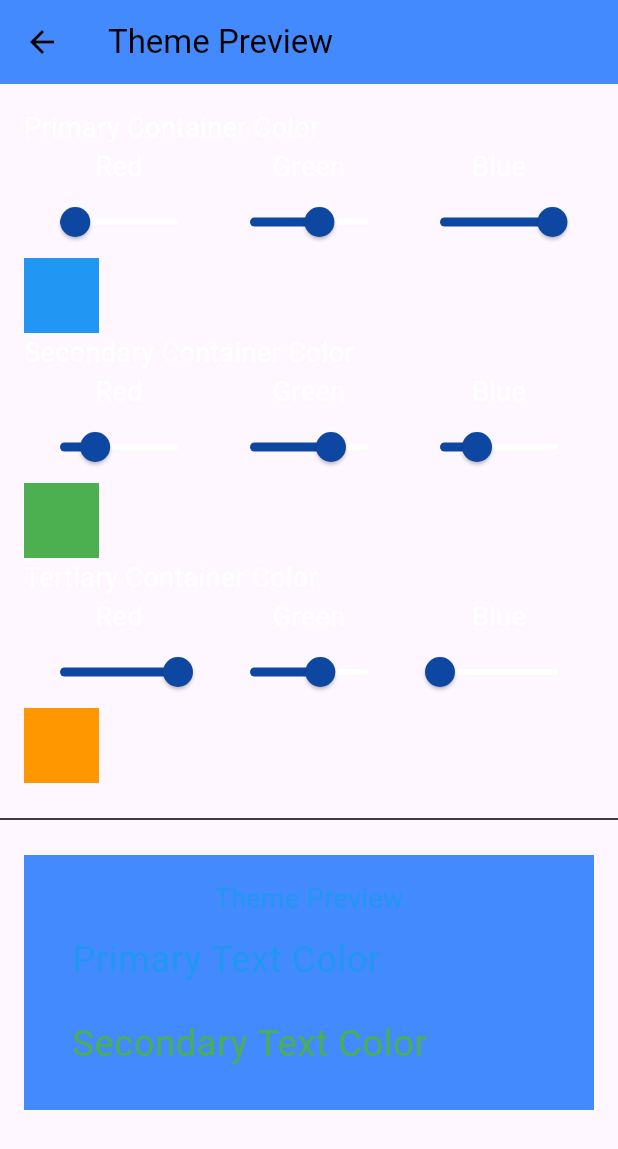
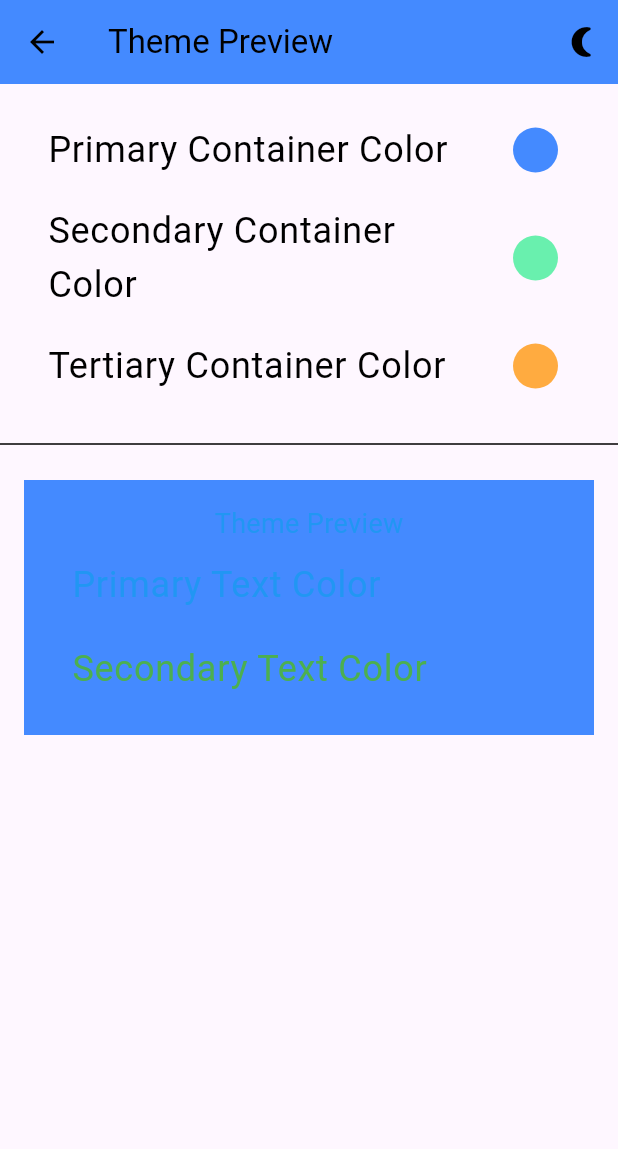
Before and after one commit to JorisHoef/FlutteringNotes, a Flutter app: the ThemeScreen screen opened directly, on a phone screen of 412 x 824 dp. Shown: the top 1149 px of the screen. Run offline on Flutter 3.47's test engine with Material 3 defaults, Android fonts, the phone set to English and light mode, and no system bars; our stand-ins replace flutter_colorpicker; project files that could hold a hidden picture were left out.

Commit message:
add colorpicker, implement a basic example

```diff
--- a/lib/screens/theme_screen.dart
+++ b/lib/screens/theme_screen.dart
@@ -1,5 +1,6 @@
 import 'package:flutter/material.dart';
 import 'package:provider/provider.dart';
+import 'package:flutter_colorpicker/flutter_colorpicker.dart';
 
 import '../themes/theme_manager.dart';
 import '../themes/theme_provider.dart';
@@ -18,12 +19,12 @@ class _ThemeScreenState extends State<ThemeScreen> {
   late Color primaryContainer;
   late Color secondaryContainer;
   late TextTheme textTheme;
+  bool isDarkMode = false; // Flag to toggle between light and dark themes
 
   @override
   void initState() {
     super.initState();
 
-    // Initial theme values
     textTheme = ThemeData.light().textTheme;
     onPrimaryContainer = Colors.blue;
     onSecondaryContainer = Colors.green;
@@ -32,8 +33,13 @@ class _ThemeScreenState extends State<ThemeScreen> {
     primaryContainer = Colors.blueAccent;
     secondaryContainer = Colors.greenAccent;
 
-    // Create the initial theme model
-    currentTheme = ThemeModel(
+    // Set the initial theme based on light or dark mode
+    currentTheme = _buildTheme();
+  }
+
+  // Method to build light or dark theme
+  ThemeModel _buildTheme() {
+    return ThemeModel(
       name: 'Custom Theme',
       lightTheme: ThemeModel.buildLightTheme(
         onPrimaryContainer: onPrimaryContainer,
@@ -56,29 +62,18 @@ class _ThemeScreenState extends State<ThemeScreen> {
     );
   }
 
+  // Update the theme based on the current dark/light mode
   void _updateTheme() {
     setState(() {
-      currentTheme = ThemeModel(
-        name: 'Custom Theme',
-        lightTheme: ThemeModel.buildLightTheme(
-          onPrimaryContainer: onPrimaryContainer,
-          onSecondaryContainer: onSecondaryContainer,
-          onTertiaryContainer: onTertiaryContainer,
-          tertiaryContainer: tertiaryContainer,
-          primaryContainer: primaryContainer,
-          secondaryContainer: secondaryContainer,
-          textTheme: textTheme,
-        ),
-        darkTheme: ThemeModel.buildDarkTheme(
-          onPrimaryContainer: onPrimaryContainer,
-          onSecondaryContainer: onSecondaryContainer,
-          onTertiaryContainer: onTertiaryContainer,
-          tertiaryContainer: tertiaryContainer,
-          primaryContainer: primaryContainer,
-          secondaryContainer: secondaryContainer,
-          textTheme: textTheme,
-        ),
-      );
+      currentTheme = _buildTheme();
+    });
+  }
+
+  // Toggle between light and dark themes
+  void _toggleThemeMode() {
+    setState(() {
+      isDarkMode = !isDarkMode;
+      _updateTheme();
     });
   }
 
@@ -89,7 +84,16 @@ class _ThemeScreenState extends State<ThemeScreen> {
     return Scaffold(
       appBar: AppBar(
         title: Text('Theme Preview'),
-        backgroundColor: currentTheme.lightTheme.colorScheme.primaryContainer,
+        backgroundColor: isDarkMode
+            ? currentTheme.darkTheme.colorScheme.primaryContainer
+            : currentTheme.lightTheme.colorScheme.primaryContainer,
+        actions: [
+          // Button to toggle between light and dark themes
+          IconButton(
+            icon: Icon(isDarkMode ? Icons.wb_sunny : Icons.nightlight_round),
+            onPressed: _toggleThemeMode,
+          ),
+        ],
       ),
       body: SingleChildScrollView(
         child: Column(
@@ -99,37 +103,27 @@ class _ThemeScreenState extends State<ThemeScreen> {
               padding: const EdgeInsets.all(16.0),
               child: Column(
                 children: [
-                  ColorPicker(
-                    label: 'Primary Container Color',
-                    color: onPrimaryContainer,
-                    onChanged: (value) {
+                  // Primary Container Color Picker
+                  _buildColorPicker('Primary Container Color', primaryContainer, (color) {
                     setState(() {
-                        onPrimaryContainer = value;
+                      primaryContainer = color;
                       _updateTheme();
                     });
-                    },
-                  ),
-                  ColorPicker(
-                    label: 'Secondary Container Color',
-                    color: onSecondaryContainer,
-                    onChanged: (value) {
+                  }),
+                  // Secondary Container Color Picker
+                  _buildColorPicker('Secondary Container Color', secondaryContainer, (color) {
                     setState(() {
-                        onSecondaryContainer = value;
+                      secondaryContainer = color;
                       _updateTheme();
                     });
-                    },
-                  ),
-                  ColorPicker(
-                    label: 'Tertiary Container Color',
-                    color: onTertiaryContainer,
-                    onChanged: (value) {
+                  }),
+                  // Tertiary Container Color Picker
+                  _buildColorPicker('Tertiary Container Color', tertiaryContainer, (color) {
                     setState(() {
-                        onTertiaryContainer = value;
+                      tertiaryContainer = color;
                       _updateTheme();
                     });
-                    },
-                  ),
-                  // Add more ColorPickers as needed for other theme properties
+                  }),
                 ],
               ),
             ),
@@ -139,19 +133,29 @@ class _ThemeScreenState extends State<ThemeScreen> {
               padding: const EdgeInsets.all(16.0),
               child: Container(
                 padding: EdgeInsets.all(16),
-                color: currentTheme.lightTheme.colorScheme.primaryContainer,
+                color: isDarkMode
+                    ? currentTheme.darkTheme.colorScheme.primaryContainer
+                    : currentTheme.lightTheme.colorScheme.primaryContainer,
                 child: Column(
                   children: [
                     Text(
                       'Theme Preview',
-                      style: currentTheme.lightTheme.textTheme.bodyMedium?.copyWith(
+                      style: isDarkMode
+                          ? currentTheme.darkTheme.textTheme.bodyMedium?.copyWith(
+                        color: currentTheme.darkTheme.colorScheme.onPrimaryContainer,
+                      )
+                          : currentTheme.lightTheme.textTheme.bodyMedium?.copyWith(
                         color: currentTheme.lightTheme.colorScheme.onPrimaryContainer,
                       ),
                     ),
                     ListTile(
                       title: Text(
                         'Primary Text Color',
-                        style: currentTheme.lightTheme.textTheme.bodySmall?.copyWith(
+                        style: isDarkMode
+                            ? currentTheme.darkTheme.textTheme.bodySmall?.copyWith(
+                          color: currentTheme.darkTheme.colorScheme.onPrimaryContainer,
+                        )
+                            : currentTheme.lightTheme.textTheme.bodySmall?.copyWith(
                           color: currentTheme.lightTheme.colorScheme.onPrimaryContainer,
                         ),
                       ),
@@ -159,7 +163,11 @@ class _ThemeScreenState extends State<ThemeScreen> {
                     ListTile(
                       title: Text(
                         'Secondary Text Color',
-                        style: currentTheme.lightTheme.textTheme.bodySmall?.copyWith(
+                        style: isDarkMode
+                            ? currentTheme.darkTheme.textTheme.bodySmall?.copyWith(
+                          color: currentTheme.darkTheme.colorScheme.onSecondaryContainer,
+                        )
+                            : currentTheme.lightTheme.textTheme.bodySmall?.copyWith(
                           color: currentTheme.lightTheme.colorScheme.onSecondaryContainer,
                         ),
                       ),
@@ -173,65 +181,65 @@ class _ThemeScreenState extends State<ThemeScreen> {
       ),
     );
   }
-}
 
-class ColorPicker extends StatelessWidget {
-  final String label;
-  final Color color;
-  final ValueChanged<Color> onChanged;
-
-  const ColorPicker({
-    Key? key,
-    required this.label,
-    required this.color,
-    required this.onChanged,
-  }) : super(key: key);
-
-  @override
-  Widget build(BuildContext context) {
-    double red = (color.red).toDouble();
-    double green = (color.green).toDouble();
-    double blue = (color.blue).toDouble();
-
-    return Column(
-      crossAxisAlignment: CrossAxisAlignment.start,
-      children: [
-        Text(label),
-        Row(
-          children: [
-            _buildSlider("Red", red, (value) {
-              onChanged(Color.fromRGBO(value.toInt(), color.green, color.blue, 1.0));
-            }),
-            _buildSlider("Green", green, (value) {
-              onChanged(Color.fromRGBO(color.red, value.toInt(), color.blue, 1.0));
-            }),
-            _buildSlider("Blue", blue, (value) {
-              onChanged(Color.fromRGBO(color.red, color.green, value.toInt(), 1.0));
-            }),
-          ],
+  // Helper method to build the color pickers
+  Widget _buildColorPicker(String label, Color initialColor, ValueChanged<Color> onColorChanged) {
+    return ListTile(
+      title: Text(label),
+      trailing: Container(
+        width: 30,
+        height: 30,
+        decoration: BoxDecoration(
+          color: initialColor,
+          shape: BoxShape.circle,
         ),
-        Container(
-          width: 50,
-          height: 50,
-          color: color,
+      ),
+      onTap: () {
+        showDialog(
+          context: context,
+          builder: (BuildContext context) {
+            Color tempColor = initialColor;
+            return StatefulBuilder(
+              builder: (BuildContext context, StateSetter setState) {
+                return AlertDialog(
+                  title: Text('Select $label'),
+                  content: SingleChildScrollView(
+                    child: SlidePicker(
+                      pickerColor: tempColor,
+                      onColorChanged: (color) {
+                        setState(() {
+                          tempColor = color;
+                        });
+                        onColorChanged(color);
+                      },
+                      indicatorBorderRadius: const BorderRadius.vertical(top: Radius.circular(25)),
+                      enableAlpha: true,
+                      showIndicator: true,
+                      showParams: true,
+                      displayThumbColor: true,
+                      colorModel: ColorModel.rgb,
+                    ),
+                  ),
+                  actions: [
+                    TextButton(
+                      child: Text('Cancel'),
+                      onPressed: () {
+                        Navigator.of(context).pop();
+                      },
+                    ),
+                    TextButton(
+                      child: Text('Select'),
+                      onPressed: () {
+                        Navigator.of(context).pop();
+                      },
                     ),
                   ],
                 );
-  }
-
-  Widget _buildSlider(String label, double colorValue, ValueChanged<double> onChanged) {
-    return Expanded(
-      child: Column(
-        children: [
-          Text(label),
-          Slider(
-            value: colorValue,
-            min: 0.0,
-            max: 255.0, // RGB values range from 0 to 255
-            onChanged: onChanged,
-          ),
-        ],
-      ),
+              },
+            );
+          },
+        );
+      },
     );
   }
 }
--- a/pubspec.yaml
+++ b/pubspec.yaml
@@ -14,6 +14,7 @@ dependencies:
 
   english_words: ^4.0.0
   provider: ^6.0.0
+  flutter_colorpicker: ^1.1.0
 
 dev_dependencies:
   flutter_test:
```
Lines whose indentation alone changed are shown as unchanged.
